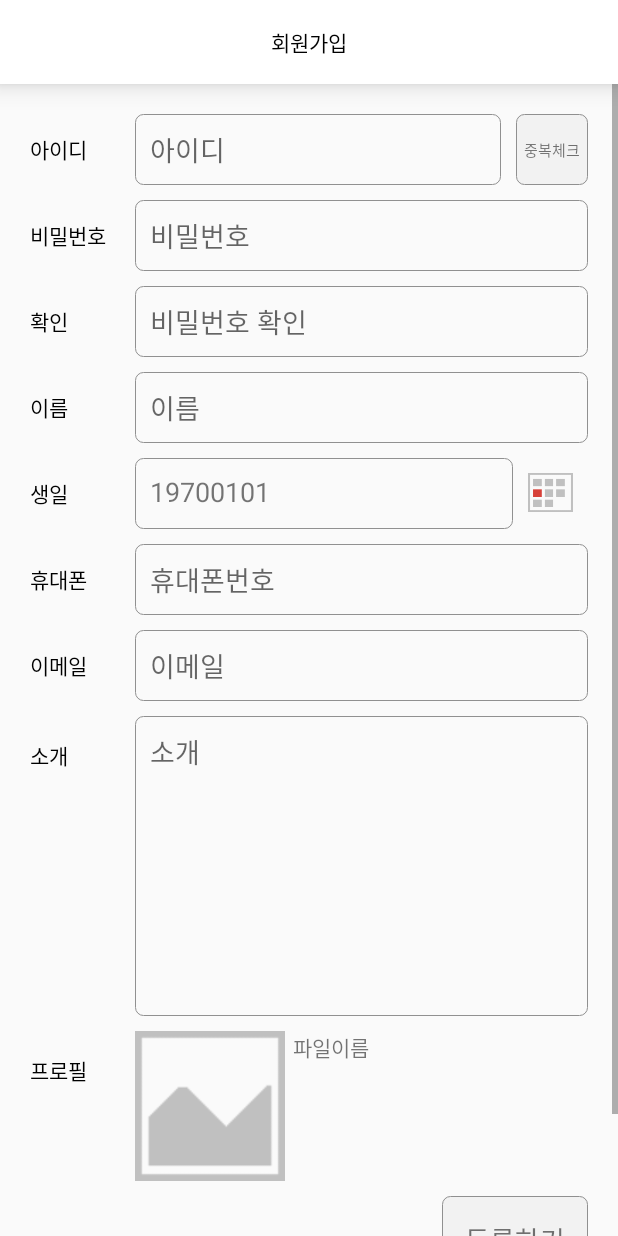
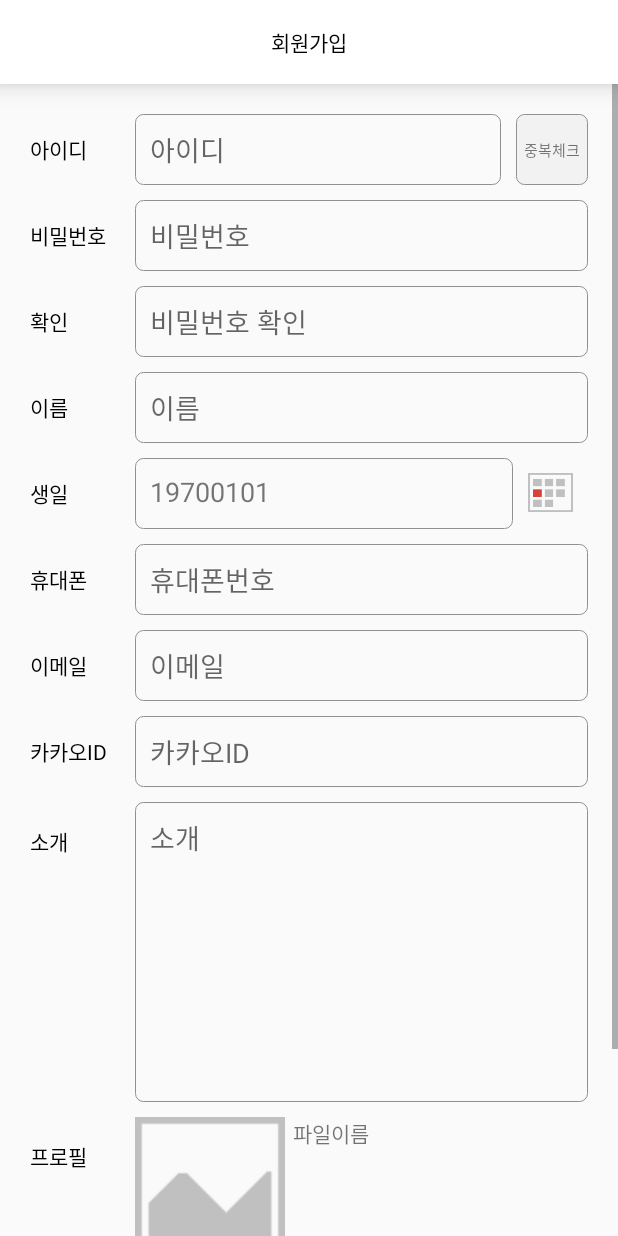
Before and after one commit to dohy12/project2_PDA, an Android app: the Register screen opened directly, with no data from a screen before it, on a phone screen of 412 x 824 dp. Run offline under Robolectric (Android 15) with nearby library versions, the phone set to English and light mode, and no system bars; pictures from the network do not load.

Commit message:
Update activity_register.xml

```diff
--- a/PDA/app/src/main/res/layout/activity_register.xml
+++ b/PDA/app/src/main/res/layout/activity_register.xml
@@ -249,6 +249,31 @@
                 <TextView
                     android:layout_width="70dp"
                     android:layout_height="match_parent"
+                    android:gravity="center_vertical"
+                    android:textColor="#000000"
+                    android:text="카카오ID"/>
+
+                <EditText
+                    android:id="@+id/kakao"
+                    android:layout_width="match_parent"
+                    android:layout_height="wrap_content"
+                    android:layout_weight="1"
+                    android:background="@drawable/border"
+                    android:hint="카카오ID"
+                    android:inputType="textEmailAddress"
+                    android:padding="10dp"/>
+
+            </LinearLayout>
+
+            <LinearLayout
+                android:layout_width="match_parent"
+                android:layout_height="wrap_content"
+                android:layout_marginBottom="10dp"
+                android:orientation="horizontal">
+
+                <TextView
+                    android:layout_width="70dp"
+                    android:layout_height="match_parent"
                     android:layout_marginTop="15dp"
                     android:gravity="top"
                     android:textColor="#000000"
```
